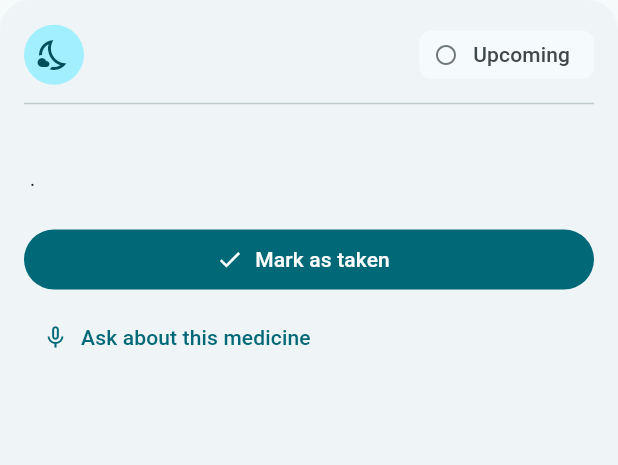
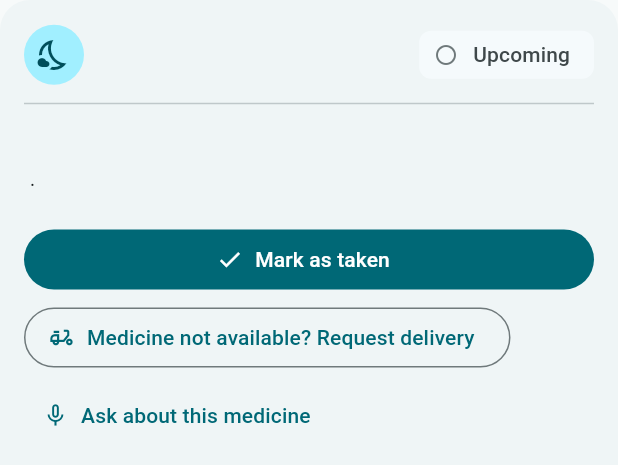
Before and after one commit to Snehith909/caresync, a Flutter app: the MedicationCard widget shown alone on an empty page, opened directly with empty values, after a tap on "Ask about this medicine", on a phone screen of 412 x 824 dp. Shown: the top 465 px of the screen. Run offline on Flutter 3.47's test engine with Material 3 defaults, Android fonts, the phone set to English and light mode, and no system bars; our stand-ins replace dio, flutter_dotenv, image_picker, supabase_flutter; missing offline and left inert: record, storage_client; accounts and stored records are empty.

Commit message:
Add medication tracking dashboard
Co-authored-by: Copilot <223556219+Copilot@users.noreply.github.com>

```diff
--- a/frontend/lib/main.dart
+++ b/frontend/lib/main.dart
@@ -20,6 +20,23 @@ String userInitial(CareUser? user) {
   final value = (user?.displayName ?? user?.email ?? '').trim();
   return value.isEmpty ? 'U' : value.substring(0, 1).toUpperCase();
 }
+
+String dayName(DateTime date) {
+  const names = [
+    'Monday',
+    'Tuesday',
+    'Wednesday',
+    'Thursday',
+    'Friday',
+    'Saturday',
+    'Sunday',
+  ];
+  return names[date.weekday - 1];
+}
+
+String shortDate(DateTime date) =>
+    '${date.day.toString().padLeft(2, '0')}/'
+    '${date.month.toString().padLeft(2, '0')}/${date.year}';
 
 Future<void> main() async {
   WidgetsFlutterBinding.ensureInitialized();
@@ -162,10 +179,11 @@ class CareSyncShell extends StatelessWidget {
   }
 
   void _showNotifications(BuildContext context) {
+    final state = context.read<CareSyncState>();
     showModalBottomSheet<void>(
       context: context,
       showDragHandle: true,
-      builder: (_) => const Padding(
+      builder: (_) => Padding(
         padding: EdgeInsets.fromLTRB(24, 8, 24, 32),
         child: Column(
           mainAxisSize: MainAxisSize.min,
@@ -175,8 +193,18 @@ class CareSyncShell extends StatelessWidget {
               'Notifications',
               style: TextStyle(fontSize: 22, fontWeight: FontWeight.bold),
             ),
-            SizedBox(height: 16),
-            Text('No notifications yet.'),
+            const SizedBox(height: 16),
+            if (state.hasThreeDayMissedStreak)
+              const ListTile(
+                contentPadding: EdgeInsets.zero,
+                leading: Icon(Icons.warning_amber, color: Colors.orange),
+                title: Text('Medication reminder'),
+                subtitle: Text(
+                  'Three days of missed doses need your attention and doctor follow-up.',
+                ),
+              )
+            else
+              const Text('No notifications yet.'),
           ],
         ),
       ),
@@ -217,11 +245,17 @@ class _HomeTabState extends State<HomeTab> {
   @override
   Widget build(BuildContext context) {
     final state = context.watch<CareSyncState>();
+    final today = DateTime.now();
+    const periods = ['Morning', 'Noon', 'Night'];
     return ListView(
       padding: const EdgeInsets.fromLTRB(20, 12, 20, 24),
       children: [
         Text('Good morning', style: Theme.of(context).textTheme.bodyLarge),
         const SizedBox(height: 4),
+        Text(
+          '${dayName(today)}, ${shortDate(today)}',
+          style: Theme.of(context).textTheme.titleMedium,
+        ),
         Text(
           'Your care, in sync.',
           style: Theme.of(
@@ -241,6 +275,7 @@ class _HomeTabState extends State<HomeTab> {
           ),
         ),
         const SizedBox(height: 8),
+        if (state.hasThreeDayMissedStreak) const _ThreeDayReminderBanner(),
         if (state.hasMissedMedication) const _EscalationBanner(),
         if (state.medications.isEmpty)
           Card(
@@ -258,12 +293,27 @@ class _HomeTabState extends State<HomeTab> {
             ),
           )
         else
-          ...state.medications.map(
-            (medication) => Padding(
-              padding: const EdgeInsets.only(bottom: 12),
-              child: MedicationCard(medication: medication),
-            ),
-          ),
+          ...periods.expand((period) {
+            final medications = state.medications.where(
+              (medication) =>
+                  state.periodBucket(medication.period) ==
+                  state.periodBucket(period),
+            );
+            if (medications.isEmpty) return <Widget>[];
+            return <Widget>[
+              _MedicationPeriodHeader(
+                period: period,
+                completed: state.periodTakenCount(period),
+                total: state.periodTotalCount(period),
+              ),
+              ...medications.map(
+                (medication) => Padding(
+                  padding: const EdgeInsets.only(bottom: 12),
+                  child: MedicationCard(medication: medication),
+                ),
+              ),
+            ];
+          }),
         const SizedBox(height: 8),
         if (state.medications.isNotEmpty)
           Align(
@@ -646,8 +696,10 @@ class MedicationCard extends StatelessWidget {
   @override
   Widget build(BuildContext context) {
     final colors = Theme.of(context).colorScheme;
+    final careState = context.watch<CareSyncState>();
     final isTaken = medication.status == MedicationStatus.taken;
     final isMissed = medication.status == MedicationStatus.missed;
+    final deliveryRequested = careState.deliveryRequested(medication.id);
     return Card(
       child: Padding(
         padding: const EdgeInsets.all(16),
@@ -728,6 +780,22 @@ class MedicationCard extends StatelessWidget {
                 ),
               ),
               const SizedBox(height: 4),
+              OutlinedButton.icon(
+                onPressed: deliveryRequested
+                    ? null
+                    : () => _requestDelivery(context),
+                icon: Icon(
+                  deliveryRequested
+                      ? Icons.local_shipping
+                      : Icons.delivery_dining_outlined,
+                ),
+                label: Text(
+                  deliveryRequested
+                      ? 'Delivery requested'
+                      : 'Medicine not available? Request delivery',
+                ),
+              ),
+              const SizedBox(height: 4),
               TextButton.icon(
                 onPressed: () => context.read<CareSyncState>().askVoice(
                   'When should I take ${medication.name}?',
@@ -739,6 +807,34 @@ class MedicationCard extends StatelessWidget {
           ],
         ),
       ),
+    );
+  }
+
+  Future<void> _requestDelivery(BuildContext context) async {
+    final shouldRequest = await showDialog<bool>(
+      context: context,
+      builder: (dialogContext) => AlertDialog(
+        title: const Text('Request medicine delivery'),
+        content: Text(
+          'Send a delivery request for ${medication.name} (${medication.dose}) '
+          'to your care team?',
+        ),
+        actions: [
+          TextButton(
+            onPressed: () => Navigator.pop(dialogContext, false),
+            child: const Text('Cancel'),
+          ),
+          FilledButton(
+            onPressed: () => Navigator.pop(dialogContext, true),
+            child: const Text('Request delivery'),
+          ),
+        ],
+      ),
+    );
+    if (shouldRequest != true || !context.mounted) return;
+    context.read<CareSyncState>().requestDelivery(medication.id);
+    ScaffoldMessenger.of(context).showSnackBar(
+      const SnackBar(content: Text('Delivery request sent to your care team.')),
     );
   }
 }
@@ -788,25 +884,55 @@ class _ActionFeedback extends StatelessWidget {
   }
 }
 
+class _MedicationPeriodHeader extends StatelessWidget {
+  const _MedicationPeriodHeader({
+    required this.period,
+    required this.completed,
+    required this.total,
+  });
+
+  final String period;
+  final int completed;
+  final int total;
+
+  @override
+  Widget build(BuildContext context) {
+    final colors = Theme.of(context).colorScheme;
+    return Padding(
+      padding: const EdgeInsets.only(top: 8, bottom: 8),
+      child: Row(
+        children: [
+          Text(
+            period,
+            style: Theme.of(
+              context,
+            ).textTheme.titleMedium?.copyWith(fontWeight: FontWeight.bold),
+          ),
+          const Spacer(),
+          Text(
+            '$completed/$total completed',
+            style: TextStyle(
+              color: colors.primary,
+              fontWeight: FontWeight.w600,
+            ),
+          ),
+        ],
+      ),
+    );
+  }
+}
+
 class ProgressTab extends StatelessWidget {
   const ProgressTab({super.key});
 
   @override
   Widget build(BuildContext context) {
     final state = context.watch<CareSyncState>();
-    final days = [
-      const DayProgress(day: 'Monday', value: 100, status: 'Taken'),
-      const DayProgress(day: 'Tuesday', value: 100, status: 'Taken'),
-      const DayProgress(day: 'Wednesday', value: 67, status: 'Needs attention'),
-      const DayProgress(day: 'Thursday', value: 100, status: 'Taken'),
-      const DayProgress(day: 'Friday', value: 100, status: 'Taken'),
-      DayProgress(
-        day: 'Saturday',
-        value: state.hasMissedMedication ? 50 : 100,
-        status: state.hasMissedMedication ? 'Missed dose' : 'Taken',
-      ),
-      const DayProgress(day: 'Sunday', value: 0, status: 'Today'),
-    ];
+    final today = DateTime.now();
+    final days = List<DateTime>.generate(
+      7,
+      (index) => DateTime(today.year, today.month, today.day - (6 - index)),
+    );
     return ListView(
       padding: const EdgeInsets.fromLTRB(20, 12, 20, 24),
       children: [
@@ -845,28 +971,33 @@ class ProgressTab extends StatelessWidget {
           ),
         ),
         const SizedBox(height: 20),
-        ...days.map(
-          (day) => Card(
+        if (state.hasThreeDayMissedStreak) const _ThreeDayReminderBanner(),
+        ...days.map((day) {
+          final value = state.dayMedicationPercentage(day);
+          final status = state.dayMedicationStatus(day);
+          return Card(
             margin: const EdgeInsets.only(bottom: 10),
             child: ListTile(
               leading: CircleAvatar(
-                backgroundColor: day.value >= 80
+                backgroundColor: value >= 80
                     ? Colors.green.withValues(alpha: .12)
                     : Colors.orange.withValues(alpha: .15),
                 child: Icon(
-                  day.value >= 80 ? Icons.check : Icons.warning_amber,
-                  color: day.value >= 80 ? Colors.green : Colors.orange,
-                ),
-              ),
-              title: Text(day.day),
-              subtitle: Text(day.status),
+                  value >= 80 ? Icons.check : Icons.warning_amber,
+                  color: value >= 80 ? Colors.green : Colors.orange,
+                ),
+              ),
+              title: Text(
+                '${dayName(day)}${state.isSameDay(day, today) ? ' (Today)' : ''}',
+              ),
+              subtitle: Text(status),
               trailing: Text(
-                day.value == 0 ? 'Today' : '${day.value}%',
+                '$value%',
                 style: const TextStyle(fontWeight: FontWeight.bold),
               ),
             ),
-          ),
-        ),
+          );
+        }),
         if (state.hasMissedMedication) const _EscalationBanner(),
       ],
     );
@@ -1483,6 +1614,26 @@ class _EscalationBanner extends StatelessWidget {
   }
 }
 
+class _ThreeDayReminderBanner extends StatelessWidget {
+  const _ThreeDayReminderBanner();
+
+  @override
+  Widget build(BuildContext context) {
+    return Card(
+      color: Colors.red.shade50,
+      margin: const EdgeInsets.only(bottom: 12),
+      child: const ListTile(
+        leading: Icon(Icons.notifications_active, color: Colors.red),
+        title: Text('Three-day medication reminder'),
+        subtitle: Text(
+          'You have not recorded any medicine for 3 days. '
+          'Please take the next dose as prescribed and contact your doctor.',
+        ),
+      ),
+    );
+  }
+}
+
 class _SectionHeader extends StatelessWidget {
   const _SectionHeader({required this.title, required this.action});
 
--- a/frontend/lib/models/care_models.dart
+++ b/frontend/lib/models/care_models.dart
@@ -26,6 +26,7 @@ class MedicationItem {
       case 'Morning':
         return Icons.wb_sunny_outlined;
       case 'Afternoon':
+      case 'Noon':
         return Icons.wb_twilight_outlined;
       default:
         return Icons.nights_stay_outlined;
--- a/frontend/lib/state/care_sync_state.dart
+++ b/frontend/lib/state/care_sync_state.dart
@@ -19,6 +19,9 @@ class CareSyncState extends ChangeNotifier {
   Uint8List? conditionImageBytes;
   String? conditionImageName;
   String? submissionMessage;
+  final Map<String, Map<String, MedicationStatus>> _dailyMedicationStatus = {};
+  final Set<String> _deliveryRequests = {};
+  DateTime? _medicationPlanStartedOn;
 
   int get takenCount => medications
       .where((medication) => medication.status == MedicationStatus.taken)
@@ -31,6 +34,32 @@ class CareSyncState extends ChangeNotifier {
   bool get hasMissedMedication =>
       medications.any((item) => item.status == MedicationStatus.missed);
 
+  bool get hasThreeDayMissedStreak {
+    if (medications.isEmpty) return false;
+    final today = DateTime.now();
+    final days = List<DateTime>.generate(
+      3,
+      (index) => DateTime(today.year, today.month, today.day - index),
+    );
+    final startedOn = _medicationPlanStartedOn;
+    if (startedOn == null ||
+        days.any(
+          (day) => day.isBefore(
+            DateTime(startedOn.year, startedOn.month, startedOn.day),
+          ),
+        )) {
+      return false;
+    }
+    return days.every((day) => dayMedicationPercentage(day) == 0);
+  }
+
+  String get adherenceReminder =>
+      'You have missed medicine doses for 3 days. A reminder should be '
+      'reviewed by you and your doctor.';
+
+  bool deliveryRequested(String medicationId) =>
+      _deliveryRequests.contains(medicationId);
+
   void selectTab(int index) {
     selectedTab = index;
     notifyListeners();
@@ -39,6 +68,54 @@ class CareSyncState extends ChangeNotifier {
   void markMedication(String id, MedicationStatus status) {
     final medication = medications.firstWhere((item) => item.id == id);
     medication.status = status;
+    _dailyMedicationStatus.putIfAbsent(_dateKey(DateTime.now()), () => {})[id] =
+        status;
+    notifyListeners();
+  }
+
+  int dayMedicationPercentage(DateTime day) {
+    if (medications.isEmpty) return 0;
+    final statuses = _dailyMedicationStatus[_dateKey(day)] ?? const {};
+    final taken = medications.where(
+      (medication) =>
+          statuses[medication.id] == MedicationStatus.taken ||
+          (isSameDay(day, DateTime.now()) &&
+              medication.status == MedicationStatus.taken),
+    );
+    return ((taken.length / medications.length) * 100).round();
+  }
+
+  String dayMedicationStatus(DateTime day) {
+    final percentage = dayMedicationPercentage(day);
+    if (isSameDay(day, DateTime.now())) return 'Today';
+    if (percentage == 100) return 'All doses completed';
+    if (percentage == 0) return 'No doses recorded';
+    return 'Needs attention';
+  }
+
+  int periodTakenCount(String period) => medications
+      .where(
+        (medication) =>
+            periodBucket(medication.period) == periodBucket(period) &&
+            medication.status == MedicationStatus.taken,
+      )
+      .length;
+
+  int periodTotalCount(String period) => medications
+      .where(
+        (medication) => periodBucket(medication.period) == periodBucket(period),
+      )
+      .length;
+
+  String periodBucket(String period) {
+    final normalized = period.trim().toLowerCase();
+    if (normalized == 'afternoon' || normalized == 'noon') return 'noon';
+    if (normalized == 'night' || normalized == 'evening') return 'night';
+    return 'morning';
+  }
+
+  void requestDelivery(String medicationId) {
+    _deliveryRequests.add(medicationId);
     notifyListeners();
   }
 
@@ -64,6 +141,7 @@ class CareSyncState extends ChangeNotifier {
     required String instruction,
     required String period,
   }) {
+    _medicationPlanStartedOn ??= DateTime.now();
     medications.add(
       MedicationItem(
         id: DateTime.now().microsecondsSinceEpoch.toString(),
@@ -196,6 +274,7 @@ class CareSyncState extends ChangeNotifier {
       );
     hasCarePlan = true;
     isPlanApproved = true;
+    _medicationPlanStartedOn ??= DateTime.now();
     notifyListeners();
   }
 
@@ -232,4 +311,14 @@ class CareSyncState extends ChangeNotifier {
     lastVoicePrompt = null;
     notifyListeners();
   }
+
+  String _dateKey(DateTime date) =>
+      '${date.year.toString().padLeft(4, '0')}-'
+      '${date.month.toString().padLeft(2, '0')}-'
+      '${date.day.toString().padLeft(2, '0')}';
+
+  bool isSameDay(DateTime first, DateTime second) =>
+      first.year == second.year &&
+      first.month == second.month &&
+      first.day == second.day;
 }
```
